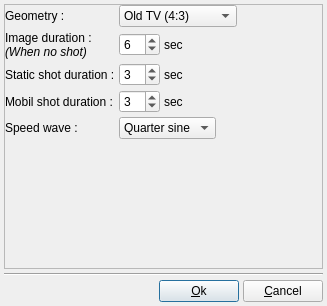
Old version of the form DlgProject.ui in the repository boenki/ffdiaporama.
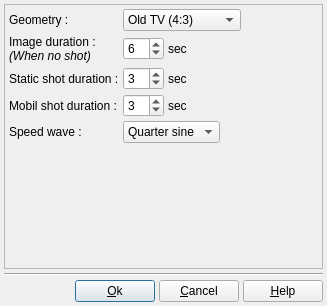
New version of the form. Icons and pictures are not drawn.

Patch:
```diff
--- a/DlgProject.ui
+++ b/DlgProject.ui
@@ -39,6 +39,9 @@
    </property>
    <item>
     <widget class="QScrollArea" name="scrollArea">
+     <property name="frameShape">
+      <enum>QFrame::StyledPanel</enum>
+     </property>
      <property name="widgetResizable">
       <bool>true</bool>
      </property>
@@ -48,12 +51,12 @@
         <x>0</x>
         <y>0</y>
         <width>317</width>
-        <height>256</height>
+        <height>259</height>
        </rect>
       </property>
       <layout class="QGridLayout" name="gridLayout_2">
        <property name="margin">
-        <number>0</number>
+        <number>4</number>
        </property>
        <property name="spacing">
         <number>4</number>
@@ -328,6 +331,17 @@
        </property>
       </widget>
      </item>
+     <item>
+      <widget class="QPushButton" name="HelpBT">
+       <property name="text">
+        <string>&amp;Help</string>
+       </property>
+       <property name="icon">
+        <iconset>
+         <normaloff>icons/help.png</normaloff>icons/help.png</iconset>
+       </property>
+      </widget>
+     </item>
     </layout>
    </item>
   </layout>
```
